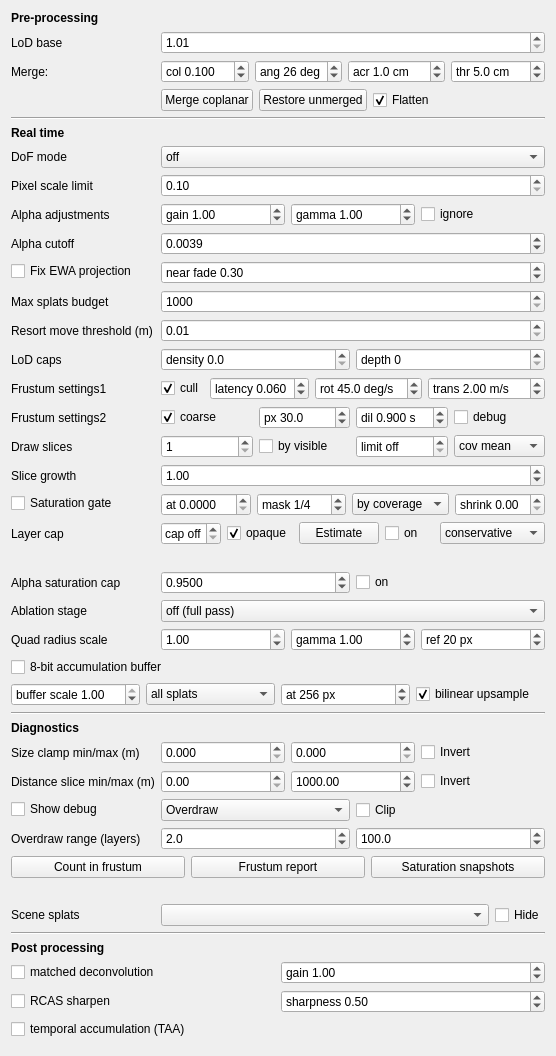
Before: the Qt Designer form gui_client/GaussianSplatSettingsWidget.ui in russiaman/substrata_robo, drawn with Qt 5.
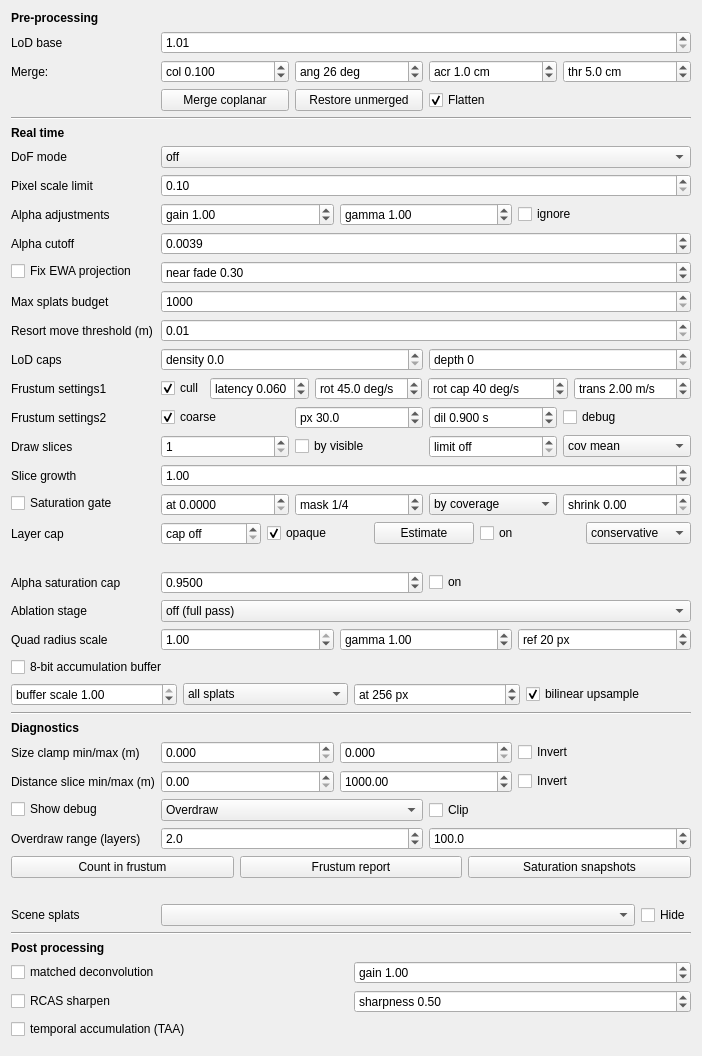
After: the same form once the commit is applied.

Commit message:
Splats: rot cap UI control for the split-filter dilation (session071)
New "rot cap" spinbox next to "rot" (min rot rate) in Frustum
settings - exposes GaussianSplatRenderer::setFilterMaxRotRateDegPerS().
Default 40deg/s, matching the glare-core default.

Diff of the .ui file:
```diff
--- a/gui_client/GaussianSplatSettingsWidget.ui
+++ b/gui_client/GaussianSplatSettingsWidget.ui
@@ -724,6 +724,34 @@
         </property>
        </widget>
       </item>
+      <item>
+       <widget class="QDoubleSpinBox" name="filterMaxRotRateDoubleSpinBox">
+        <property name="prefix">
+         <string>rot cap </string>
+        </property>
+        <property name="suffix">
+         <string> deg/s</string>
+        </property>
+        <property name="toolTip">
+         <string>SESSION071: measurement/mitigation cap on the angular rate the split-filter dilation uses (rotation is currently isotropic - same margin on all 6 frustum planes - so a violent flick multiplies the draw list several-fold, session067 §8/§15). Lowering this bounds that cost at the price of edge holes on fast flicks. Default (100000) is effectively uncapped. Applies live.</string>
+        </property>
+        <property name="decimals">
+         <number>0</number>
+        </property>
+        <property name="minimum">
+         <double>15.000000000000000</double>
+        </property>
+        <property name="maximum">
+         <double>100000.000000000000000</double>
+        </property>
+        <property name="singleStep">
+         <double>20.000000000000000</double>
+        </property>
+        <property name="value">
+         <double>40.000000000000000</double>
+        </property>
+       </widget>
+      </item>
       <item>
        <widget class="QDoubleSpinBox" name="filterMinTransRateDoubleSpinBox">
         <property name="prefix">
```
The commit also changes 2 other files.
